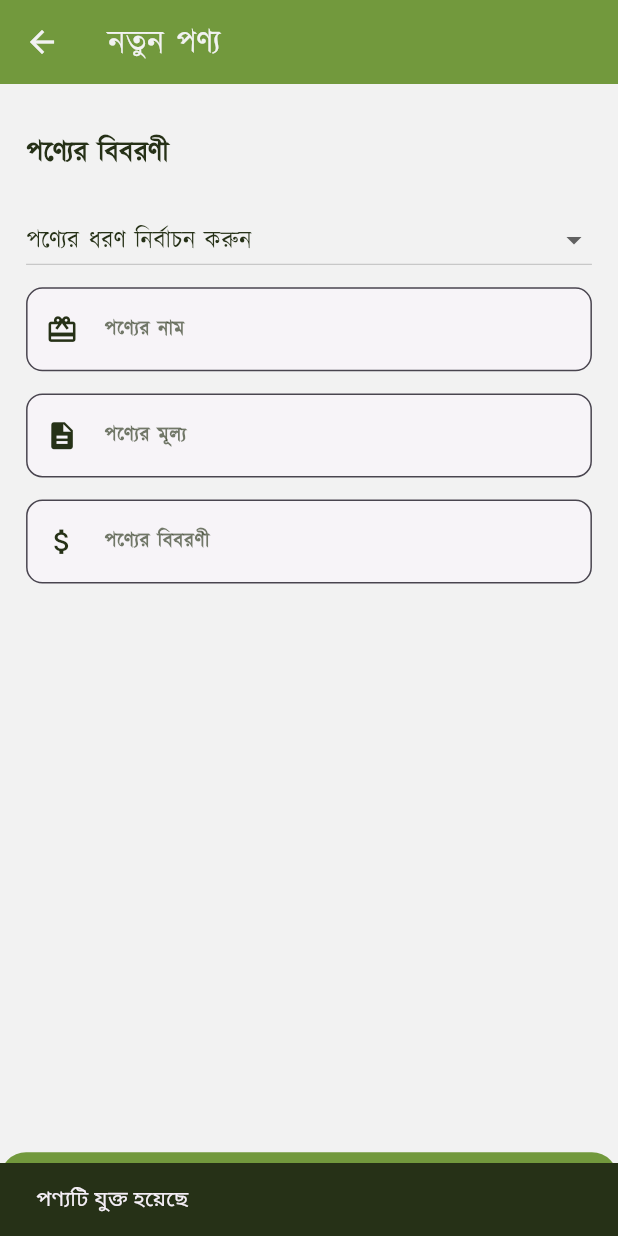
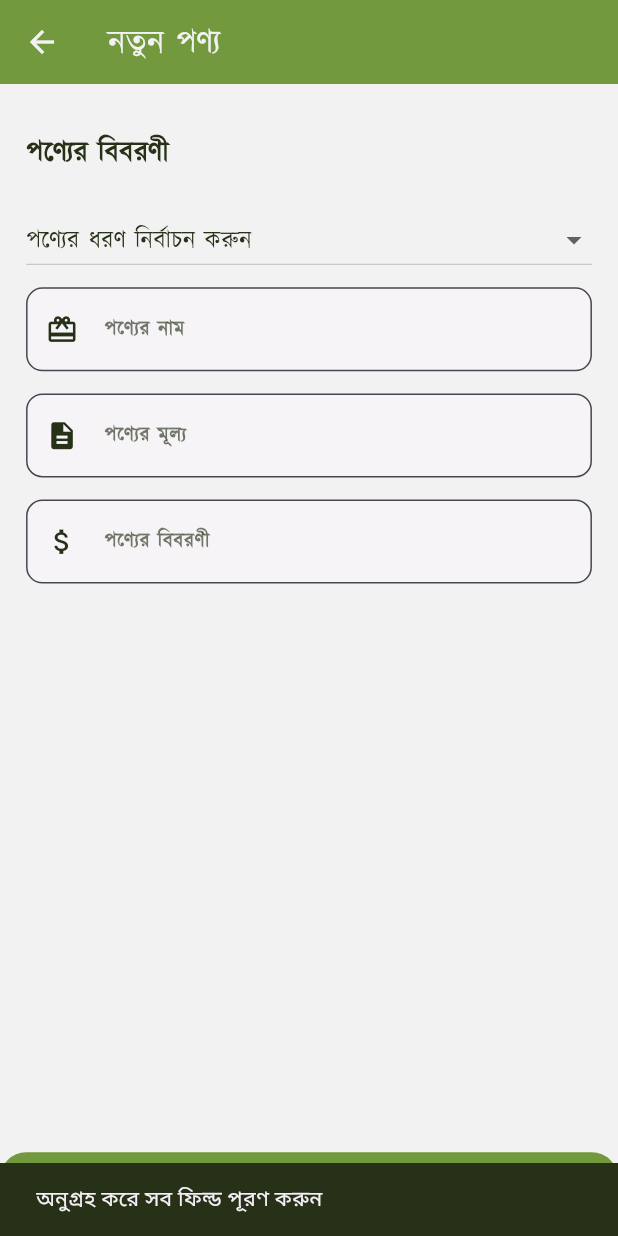
Before and after one commit to NoushinTasnim/maya_x_vendors, a Flutter app: the AddProduct screen opened directly, after a tap on "পণ্য যোগ করুন", on a phone screen of 412 x 824 dp. Run offline on Flutter 3.47's test engine with Material 3 defaults, Android fonts, the phone set to English and light mode, and no system bars; our stand-ins replace cloud_firestore, firebase_auth, firebase_core, flutter_otp_text_field, google_nav_bar; accounts and stored records are empty.

Commit message:
add products

```diff
--- a/lib/components/product_card.dart
+++ b/lib/components/product_card.dart
@@ -38,7 +38,7 @@ class ProductCard extends StatelessWidget {
                 borderRadius: BorderRadius.circular(FetchPixels.getScale()*16),
                 child: Image(
                   height: FetchPixels.getPixelHeight(150),
-                  image: AssetImage(product.image),
+                  image: NetworkImage(product.image),
                 ),
               ),
             ),
--- a/lib/screens/add_products.dart
+++ b/lib/screens/add_products.dart
@@ -1,7 +1,7 @@
 import 'package:flutter/material.dart';
 import 'package:maya_x_vendors/colors.dart';
 import 'package:maya_x_vendors/fetch_pixels.dart';
-
+import 'package:cloud_firestore/cloud_firestore.dart';
 import '../components/text_field.dart';
 import 'my_products.dart';
 
@@ -20,6 +20,72 @@ class _AddProductState extends State<AddProduct> {
   String? _selectedOption; // State variable to keep track of the selected option
 
   final List<String> _options = ['ভারীস্রাব স্যানিটারী ন্যাপকিন', 'নিয়মিতস্রাব স্যানিটারী ন্যাপকিন', 'বেল্ট সিস্টেম স্যানিটারী ন্যাপকিন','অন্যান্য']; // List of options
+
+  void _addProduct() async {
+    if (_selectedOption != null &&
+        _productNameController.text.isNotEmpty &&
+        _productAmountController.text.isNotEmpty &&
+        _productDescriptionController.text.isNotEmpty) {
+
+      Map<String, dynamic> productData = {
+        'id' : '5',
+        'index' : 5,
+        'name': _productNameController.text,
+        'amount': _productAmountController.text,
+        'image': 'image.png',
+        'details': _productDescriptionController.text,
+        'vendor': 'iabced',
+      };
+
+      try {
+        QuerySnapshot querySnapshot = await FirebaseFirestore.instance
+            .collection('categories')
+            .where('name', isEqualTo: _selectedOption)
+            .get();
+
+        if (querySnapshot.docs.isNotEmpty) {
+          String categoryId = querySnapshot.docs.first.id;
+          await FirebaseFirestore.instance
+              .collection('categories')
+              .doc(categoryId)
+              .collection('products')
+              .add(productData);
+
+          ScaffoldMessenger.of(context).showSnackBar(
+            const SnackBar(
+              backgroundColor: kSecondaryColor,
+              content: Text("পণ্যটি যুক্ত হয়েছে"),
+            ),
+          );
+          _productNameController.clear();
+          _productAmountController.clear();
+          _productDescriptionController.clear();
+        } else {
+          ScaffoldMessenger.of(context).showSnackBar(
+            const SnackBar(
+              backgroundColor: kSecondaryColor,
+              content: Text("পণ্যটি যোগ করতে ব্যর্থ হয়েছে: বিভাগ পাওয়া যায়নি"),
+            ),
+          );
+        }
+      } catch (e) {
+        ScaffoldMessenger.of(context).showSnackBar(
+          SnackBar(
+            backgroundColor: kSecondaryColor,
+            content: Text("পণ্যটি যোগ করতে ব্যর্থ হয়েছে: $e"),
+          ),
+        );
+      }
+    } else {
+      ScaffoldMessenger.of(context).showSnackBar(
+        const SnackBar(
+          backgroundColor: kSecondaryColor,
+          content: Text("অনুগ্রহ করে সব ফিল্ড পূরণ করুন"),
+        ),
+      );
+    }
+  }
+
 
 
   @override
@@ -129,14 +195,15 @@ class _AddProductState extends State<AddProduct> {
             ),
           ),
           InkWell(
-            onTap: (){
-              ScaffoldMessenger.of(context).showSnackBar(
-                const SnackBar(
-                  backgroundColor: kSecondaryColor,
-                  content: Text("পণ্যটি যুক্ত হয়েছে",),
-                ),
-              );
-            },
+            // onTap: (){
+            //   ScaffoldMessenger.of(context).showSnackBar(
+            //     const SnackBar(
+            //       backgroundColor: kSecondaryColor,
+            //       content: Text("পণ্যটি যুক্ত হয়েছে",),
+            //     ),
+            //   );
+            // },
+            onTap: _addProduct,
             child: Container(
               width: double.infinity,
               padding: EdgeInsets.all(FetchPixels.getScale()*16,),
--- a/lib/screens/details_screen.dart
+++ b/lib/screens/details_screen.dart
@@ -62,7 +62,7 @@ class DetailsScreen extends StatelessWidget {
                   borderRadius: BorderRadius.only(
                     bottomLeft: Radius.circular(FetchPixels.getScale()*64),
                   ),
-                  child: Image.asset(
+                  child: Image.network(
                     product.image,
                     width: double.infinity,
                     height: FetchPixels.getPixelHeight(200),
@@ -124,7 +124,7 @@ class DetailsScreen extends StatelessWidget {
                   Padding(
                     padding: EdgeInsets.symmetric(vertical: FetchPixels.getPixelHeight(8), horizontal: FetchPixels.getPixelWidth(16)),
                     child: Text(
-                      'Introducing the Fiddle Leaf Fig, a stunning indoor plant that adds a touch of elegance to any space. With its large, glossy leaves and tall stature, this plant is a true statement piece. The Fiddle Leaf Fig is known for its air-purifying qualities, making it not only beautiful but also beneficial for your indoor environment. Its lush green foliage brings a sense of freshness and serenity, creating a calming atmosphere. Whether placed in a living room, office, or bedroom, the Fiddle Leaf Fig is sure to be a conversation starter and a source of natural beauty.',
+                      product.details,
                       style: TextStyle(
                         color: kSecondaryColor,
                         fontSize: FetchPixels.getTextScale()*16,
```
Also changed, not shown: lib/model/load_from_json.dart (+29 -5 lines), lib/model/product.dart (+9 -0 lines).
